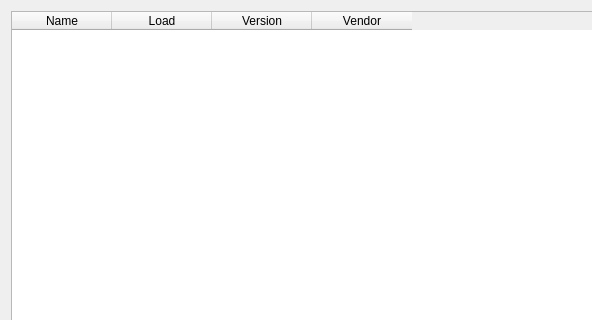
Above: Source/Applications/DREAM3D/UI_Files/AboutPlugins.ui from BlueQuartzSoftware/DREAM3D before the change; both pictures show x 0 to 592 and y 0 to 320 of the 779 by 636 pixel window. Below: the same form after it.
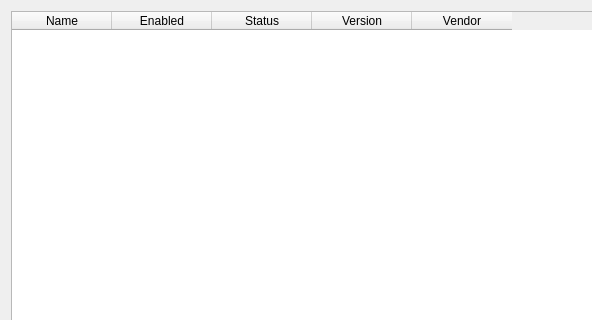
That is the form after the change.

Commit message: Added some more API to plugins, to allow for a Status message in the GUI. Also squashed some bugs relating to the AboutPlugins box and the load checkboxes.

```diff
--- a/Source/Applications/DREAM3D/UI_Files/AboutPlugins.ui
+++ b/Source/Applications/DREAM3D/UI_Files/AboutPlugins.ui
@@ -40,12 +40,17 @@
        </column>
        <column>
         <property name="text">
-         <string>Load</string>
+         <string>Enabled</string>
         </property>
         <property name="textAlignment">
          <set>AlignHCenter|AlignVCenter|AlignCenter</set>
         </property>
        </column>
+       <column>
+        <property name="text">
+         <string>Status</string>
+        </property>
+       </column>
        <column>
         <property name="text">
          <string>Version</string>
```
The commit also changes 78 other files.
